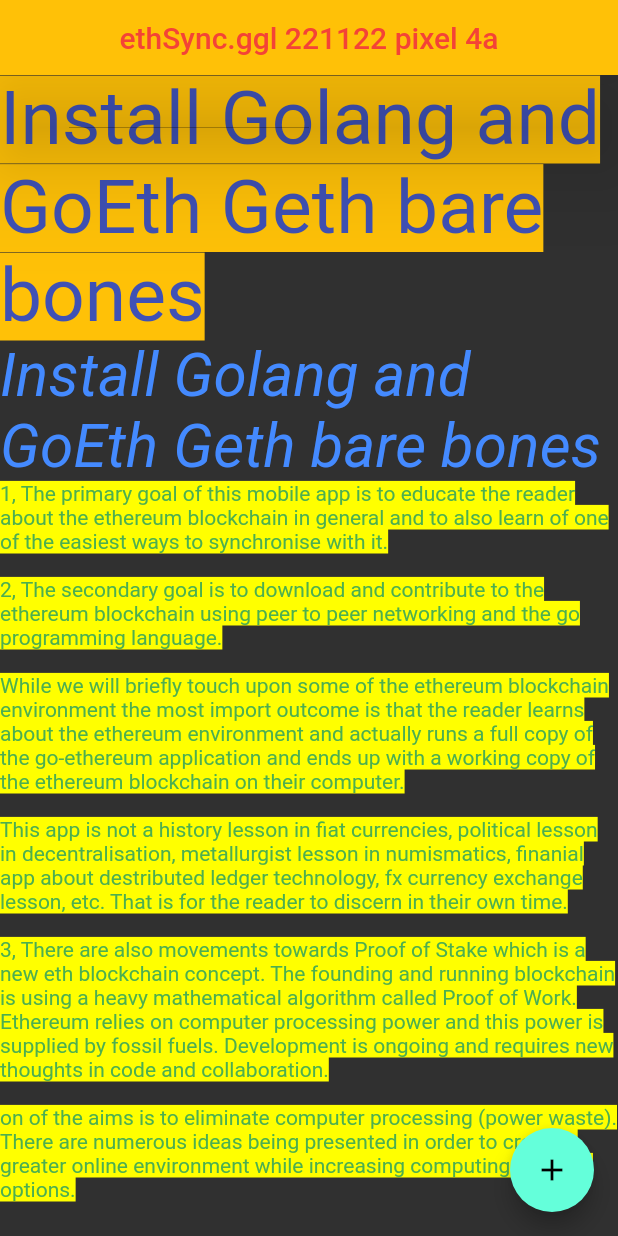
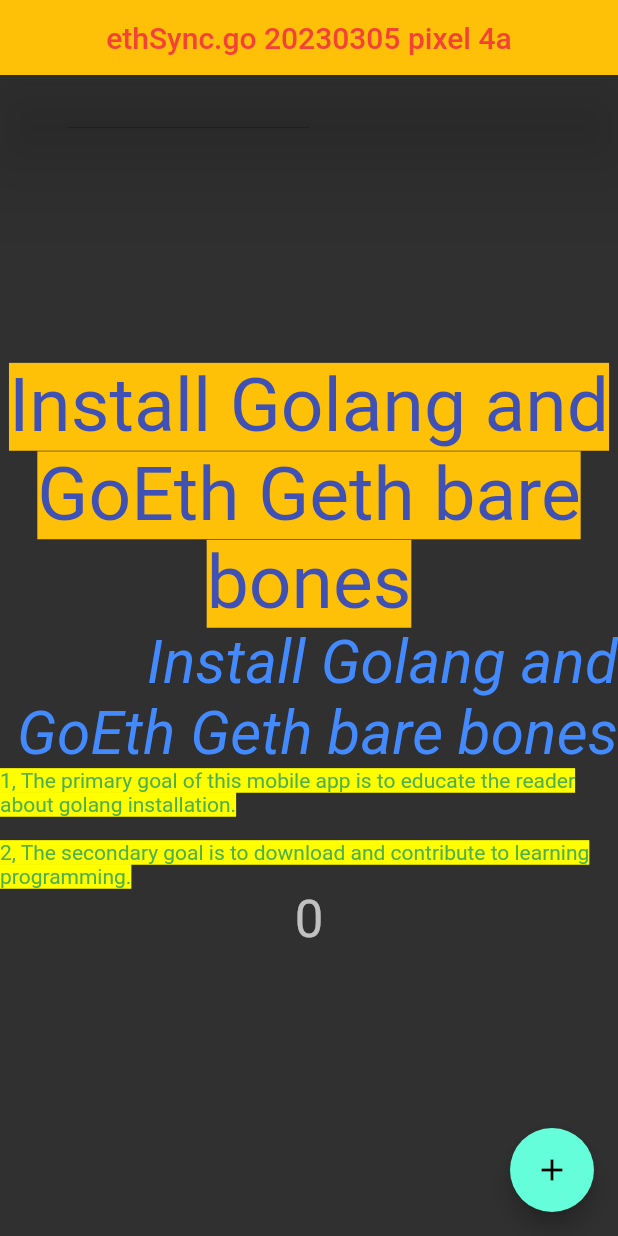
Before and after one commit to lubi888/gosync, a Flutter app: the screen it shows after launch, on a phone screen of 412 x 824 dp. Run offline on Flutter 3.47's test engine with Material 2 defaults, Android fonts, the phone set to English and light mode, and no system bars.

Commit message:
front page fits

```diff
--- a/lib/gosync_home.dart
+++ b/lib/gosync_home.dart
@@ -74,6 +74,7 @@
           children: <Widget>[
             const Text(
               'Install Golang and GoEth Geth bare bones',
+              textAlign: TextAlign.center,
               style: TextStyle(
                   backgroundColor: Colors.amber,
                   color: Colors.indigo,
@@ -81,6 +82,7 @@
             ),
             const Text(
               'Install Golang and GoEth Geth bare bones',
+              textAlign: TextAlign.end,
               style: TextStyle(
                   color: Colors.blueAccent,
                   fontSize: 40.0,
--- a/lib/gosync_text.dart
+++ b/lib/gosync_text.dart
@@ -1,9 +1,5 @@
-const String goSyncTitle = "ethSync.ggl 221122 pixel 4a";
+const String goSyncTitle = "ethSync.go 20230305 pixel 4a";
 
 const String ethSyncPrimaryGoals =
-    ('1, The primary goal of this mobile app is to educate the reader about the ethereum blockchain in general and to also learn of one of the easiest ways to synchronise with it.\n\n'
-        '2, The secondary goal is to download and contribute to the ethereum blockchain using peer to peer networking and the go programming language.\n\n'
-        'While we will briefly touch upon some of the ethereum blockchain environment the most import outcome is that the reader learns about the ethereum environment and actually runs a full copy of the go-ethereum application and ends up with a working copy of the ethereum blockchain on their computer.\n\n'
-        'This app is not a history lesson in fiat currencies, political lesson in decentralisation, metallurgist lesson in numismatics, finanial app about destributed ledger technology, fx currency exchange lesson, etc. That is for the reader to discern in their own time.\n\n'
-        '3, There are also movements towards Proof of Stake which is a new eth blockchain concept. The founding and running blockchain is using a heavy mathematical algorithm called Proof of Work. Ethereum relies on computer processing power and this power is supplied by fossil fuels. Development is ongoing and requires new thoughts in code and collaboration.\n\n'
-        'on of the aims is to eliminate computer processing (power waste). There are numerous ideas being presented in order to create a greater online environment while increasing computing contract options.\n');
+    ('1, The primary goal of this mobile app is to educate the reader about golang installation.\n\n'
+        '2, The secondary goal is to download and contribute to learning programming.');
--- a/pubspec.yaml
+++ b/pubspec.yaml
@@ -36,7 +36,7 @@
   # The following adds the Cupertino Icons font to your application.
   # Use with the CupertinoIcons class for iOS style icons.
   cupertino_icons: ^1.0.2
-  intl: ^0.17.0
+  # intl: ^0.17.0
 
 dev_dependencies:
   flutter_test:
```
Also changed, not shown: pubspec.lock.
